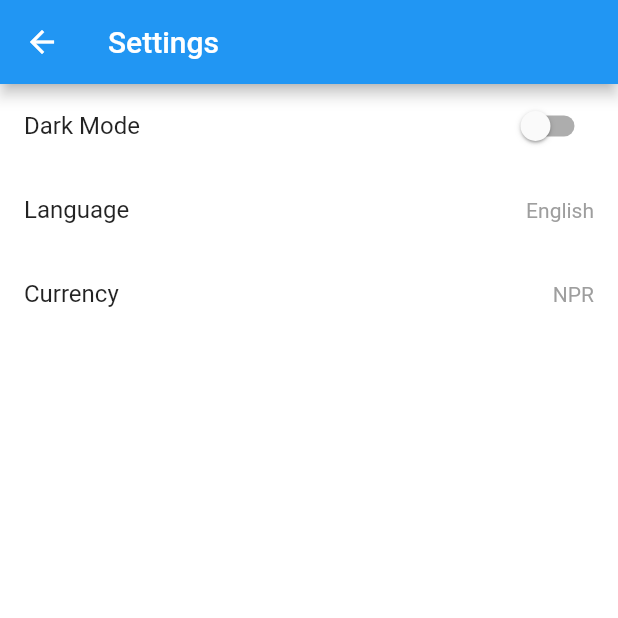
After one commit to reewaz401/trabeely_app, a Flutter app: the TabsScreen screen opened by its route, in the side drawer, after a tap on "Settings", on a phone screen of 412 x 824 dp, the top half of it. The commit adds this screen. Run offline on Flutter 3.47's test engine with Material 2 defaults, Android fonts, the phone set to English and light mode, and no system bars; our stand-ins replace bubble_tab_indicator, carousel_pro, cool_alert, date_time_picker, datetime_picker_formfield, flutter_svg and 4 more; accounts and stored records are empty; network calls fail; project files that could hold a hidden picture were left out.

Commit message:
setting page made

```diff
--- /dev/null
+++ b/lib/screens/Settings/settings.dart
@@ -0,0 +1,49 @@
+import 'package:flutter/material.dart';
+import 'package:provider/provider.dart';
+import '../../services/themeData.dart' as colors;
+
+class Settings extends StatelessWidget {
+  @override
+  Widget build(BuildContext context) {
+    return Scaffold(
+      appBar: AppBar(
+        title: Text('Settings'),
+      ),
+      body: SingleChildScrollView(
+        child: Column(
+          children: [
+            ListTile(
+              title: Text('Dark Mode'),
+              trailing: Consumer<colors.ThemeNotifier>(
+                builder: (context, colors.ThemeNotifier value, child) {
+                  return Switch(
+                    value: !value.darkTheme,
+                    onChanged: (theme) {
+                      value.toggleTheme();
+                    },
+                  );
+                },
+              ),
+            ),
+            ListTile(
+              title: Text('Language'),
+              onTap: () {},
+              trailing: Text(
+                'English',
+                style: TextStyle(color: Colors.grey),
+              ),
+            ),
+            ListTile(
+              title: Text('Currency'),
+              onTap: () {},
+              trailing: Text(
+                'NPR',
+                style: TextStyle(color: Colors.grey),
+              ),
+            ),
+          ],
+        ),
+      ),
+    );
+  }
+}
--- a/lib/screens/tabsScreen/tabs_screen.dart
+++ b/lib/screens/tabsScreen/tabs_screen.dart
@@ -12,6 +12,7 @@ import '../../services/authentication.dart';
 import '../../services/themeData.dart' as colors;
 import 'package:provider/provider.dart';
 import 'package:travel/screens/Booking/bookingHistory.dart';
+import 'package:travel/screens/Settings/settings.dart';
 
 class TabsScreen extends StatefulWidget {
   static const routeName = '/tabs-screen';
@@ -172,17 +173,15 @@ class _TabsScreenState extends State<TabsScreen> {
           ),
         ),
         ListTile(
-          title: Text('Dark Mode'),
-          trailing: Consumer<colors.ThemeNotifier>(
-            builder: (context, colors.ThemeNotifier value, child) {
-              return Switch(
-                value: !value.darkTheme,
-                onChanged: (theme) {
-                  value.toggleTheme();
-                },
-              );
-            },
-          ),
+          title: Text('Settings'),
+          onTap: () {
+            Navigator.push(
+              context,
+              MaterialPageRoute(
+                builder: (ctx) => Settings(),
+              ),
+            );
+          },
         ),
         ListTile(
           title: Text('Booking History'),
```
